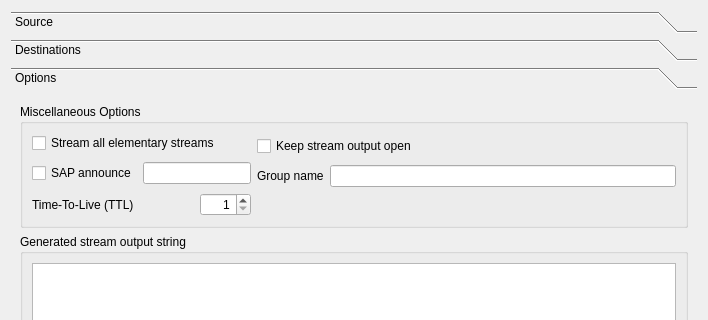
This is modules/gui/qt4/ui/sout.ui in omunroe-com/ubtvlc as Qt 5 draws it before an edit; both pictures show x 0 to 708 and y 0 to 320 of the 708 by 587 pixel window. The edited form follows.
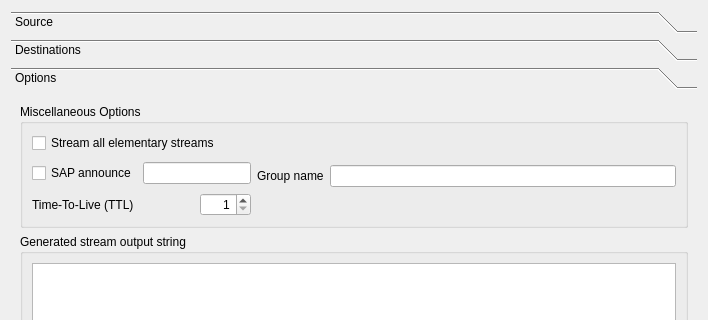
This is the edited form. The open tabs and pages were chosen to show the change. Custom widgets are drawn as their Qt base class.

What changed in the file:
```diff
--- a/modules/gui/qt4/ui/sout.ui
+++ b/modules/gui/qt4/ui/sout.ui
@@ -289,20 +289,13 @@
           <string>Miscellaneous Options</string>
          </property>
          <layout class="QGridLayout" name="gridLayout_4">
-          <item row="0" column="0" colspan="3">
+          <item row="0" column="0" colspan="5">
            <widget class="QCheckBox" name="soutAll">
             <property name="text">
              <string>Stream all elementary streams</string>
             </property>
            </widget>
           </item>
-          <item row="0" column="3" rowspan="2" colspan="2">
-           <widget class="QCheckBox" name="soutKeep">
-            <property name="text">
-             <string>Keep stream output open</string>
-            </property>
-           </widget>
-          </item>
           <item row="1" column="0" rowspan="2">
            <widget class="QCheckBox" name="sap">
             <property name="text">
```
